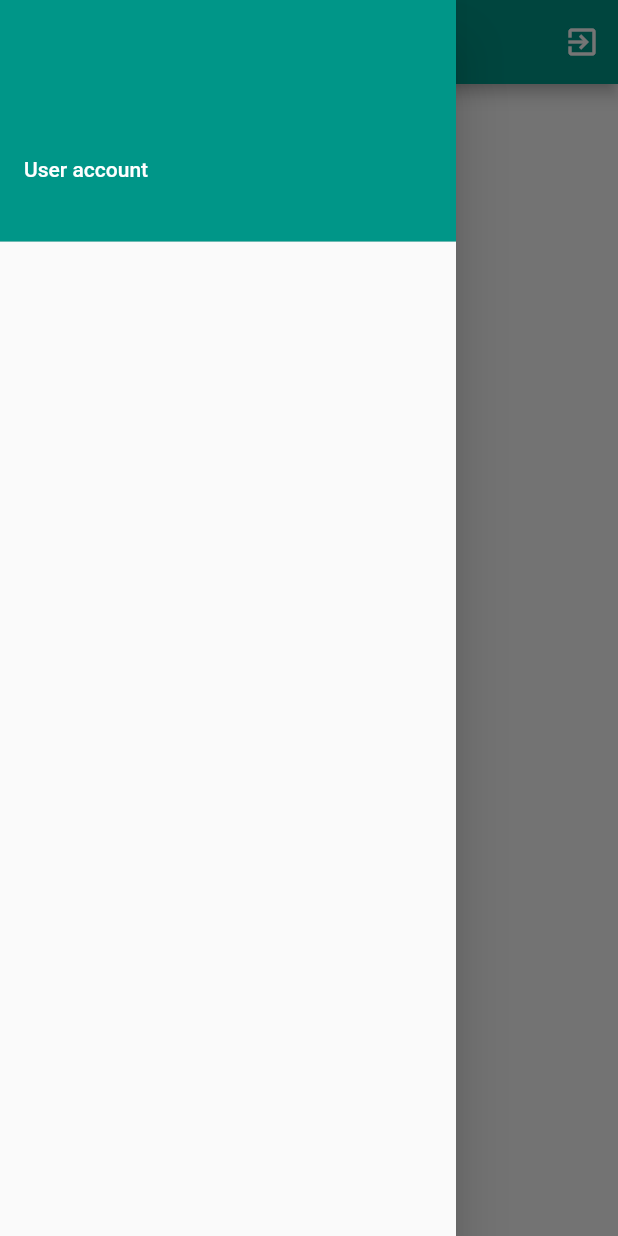
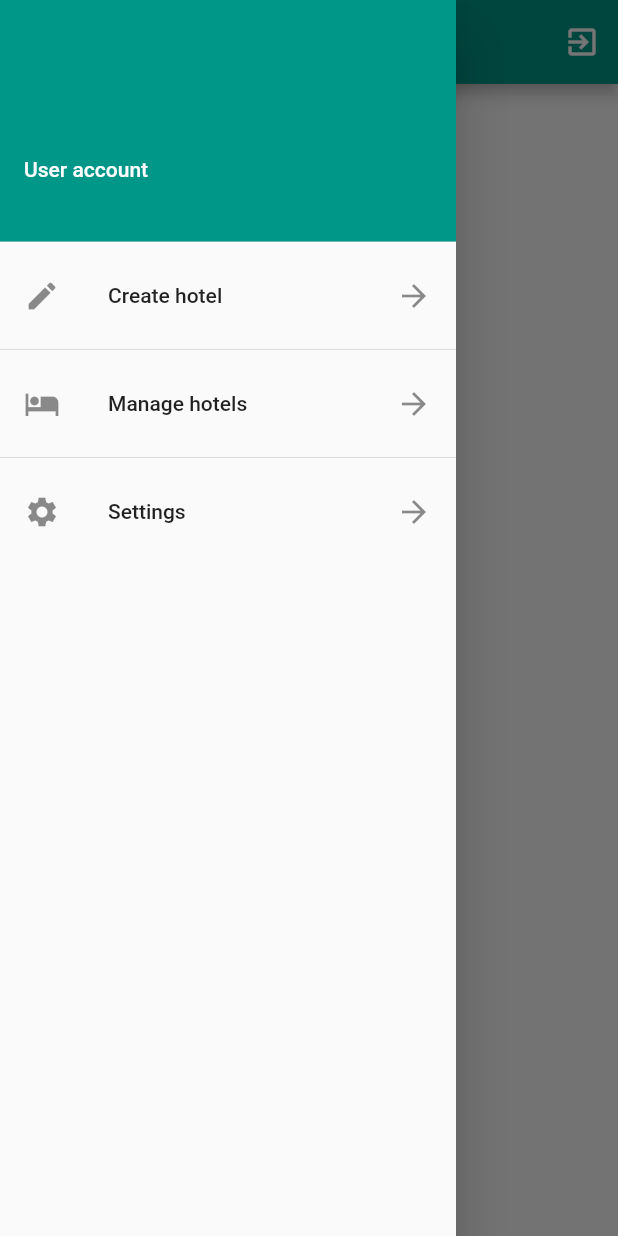
Before and after one commit to AdilHernandez91/flutter-manage-hotel-app, a Flutter app: the screen it shows once a user with an empty profile is signed in, with the side drawer open, on a phone screen of 412 x 824 dp. Run offline on Flutter 3.47's test engine with Material 2 defaults, Android fonts, the phone set to English and light mode, and no system bars; our stand-ins replace cloud_firestore, firebase_auth, progress_dialog; accounts and stored records are empty; network calls fail.

Commit message:
Created new hotels and rendered

```diff
--- a/lib/main.dart
+++ b/lib/main.dart
@@ -6,6 +6,8 @@ import 'scope-models/main.dart';
 import 'screens/login_screen.dart';
 import 'screens/register_screen.dart';
 import 'screens/home_screen.dart';
+import 'screens/hotel_create_screen.dart';
+import 'screens/hotel_manage_screen.dart';
 
 void main() => runApp(HotelApp());
 
@@ -52,6 +54,8 @@ class _HotelAppState extends State<HotelApp> {
             _isAuthenticated ? HomeScreen() : LoginScreen(),
           '/register': (BuildContext context) => RegisterScreen(),
           '/home': (BuildContext context) => HomeScreen(),
+          '/hotels/create': (BuildContext context) => HotelCreateScreen(),
+          '/hotels/manage': (BuildContext context) => HotelManageScreen(),
         },
         onGenerateRoute: (RouteSettings settings) {
           if (!_isAuthenticated) {
--- /dev/null
+++ b/lib/models/hotel.dart
@@ -0,0 +1,21 @@
+import 'package:cloud_firestore/cloud_firestore.dart';
+
+class Hotel {
+  final String id;
+  final String name;
+  final String city;
+  final double price;
+
+  Hotel(this.id, this.name, this.city, this.price);
+
+  Hotel.fromMap(Map<String, dynamic> map, { this.id })
+    : assert(map['name'] != null),
+      assert(map['city'] != null),
+      assert(map['price'] != null),
+      name = map['name'],
+      city = map['city'],
+      price = double.parse(map['price']);
+
+  Hotel.fromSnapshot(DocumentSnapshot snapshot)
+    : this.fromMap(snapshot.data, id: snapshot.reference.toString());
+}
--- a/lib/scope-models/hotel_model.dart
+++ b/lib/scope-models/hotel_model.dart
@@ -1,5 +1,27 @@
 import 'package:scoped_model/scoped_model.dart';
+import 'package:cloud_firestore/cloud_firestore.dart';
 
-mixin HotelModel on Model {
+import 'auth_model.dart';
 
+mixin HotelModel on Model, AuthModel {
+  final Firestore _database = Firestore.instance;
+
+  Future<void> createHotel(String name, String city, double price) async {
+    return await _database.collection('hotels').add({
+      'name': name,
+      'city': city,
+      'price': price,
+      'user': currentUser.id,
+    });
+  }
+
+  Stream getHotelByUser() {
+    return _database
+        .collection('hotels').where('user', isEqualTo: currentUser.id)
+        .snapshots();
+  }
+
+  Stream getHotelList() {
+    return _database.collection('hotels').snapshots();
+  }
 }
--- a/lib/screens/home_screen.dart
+++ b/lib/screens/home_screen.dart
@@ -1,7 +1,10 @@
 import 'package:flutter/material.dart';
 import 'package:scoped_model/scoped_model.dart';
+import 'package:cloud_firestore/cloud_firestore.dart';
 
 import '../scope-models/main.dart';
+import '../models/hotel.dart';
+import '../widgets/hotels/hotel_card.dart';
 
 class HomeScreen extends StatefulWidget {
 
@@ -30,10 +33,35 @@ class _HomeScreenState extends State<HomeScreen> {
         ],
       ),
       body: Container(
-        child: Center(
-          child: Text('Home Screen'),
-        ),
+        padding: const EdgeInsets.all(15.0),
+        child: _buildStreamList(),
       )
+    );
+  }
+
+  Widget _buildStreamList() {
+    return ScopedModelDescendant<MainModel>(
+      builder: (BuildContext context, Widget child, MainModel model) {
+        return StreamBuilder<QuerySnapshot>(
+          stream: model.getHotelList(),
+          builder: (BuildContext context, snapshot) {
+            if (!snapshot.hasData)
+              return Center(child: CircularProgressIndicator(),);
+
+            return _buildHotelList(snapshot.data.documents);
+          },
+        );
+      },
+    );
+  }
+
+  Widget _buildHotelList(List<DocumentSnapshot> data) {
+    return ListView.builder(
+      itemCount: data.length,
+      itemBuilder: (BuildContext context, int index) {
+        Hotel hotel = Hotel.fromSnapshot(data[index]);
+        return HotelCard(hotel);
+      },
     );
   }
 
@@ -60,7 +88,33 @@ class _HomeScreenState extends State<HomeScreen> {
               UserAccountsDrawerHeader(
                 accountEmail: Text(model.currentUser.email),
                 accountName: Text('User account'),
-              )
+              ),
+              ListTile(
+                trailing: Icon(Icons.arrow_forward),
+                title: Text('Create hotel'),
+                leading: Icon(Icons.edit),
+                onTap: () {
+                  Navigator.of(context).pop();
+                  Navigator.pushNamed(context, '/hotels/create');
+                },
+              ),
+              Divider(),
+              ListTile(
+                trailing: Icon(Icons.arrow_forward),
+                title: Text('Manage hotels'),
+                leading: Icon(Icons.hotel),
+                onTap: () {
+                  Navigator.of(context).pop();
+                  Navigator.pushNamed(context, '/hotels/manage');
+                },
+              ),
+              Divider(),
+              ListTile(
+                trailing: Icon(Icons.arrow_forward),
+                title: Text('Settings'),
+                leading: Icon(Icons.settings),
+                onTap: () {},
+              ),
             ],
           ),
         );
```
Also changed, not shown: lib/screens/hotel_create_screen.dart (added, +147 -0 lines), lib/screens/hotel_manage_screen.dart (added, +66 -0 lines), lib/widgets/hotels/hotel_card.dart (added, +43 -0 lines).
